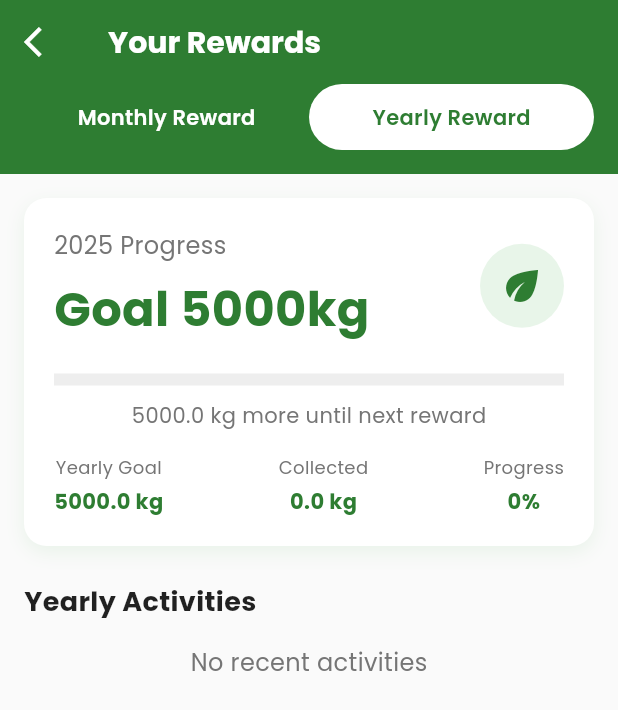
After one commit to mystery012728/_WasteWisePro, a Flutter app: the RewardsPage screen opened directly, after a tap on "Yearly Reward", on a phone screen of 412 x 824 dp. The commit adds this screen. Shown: the top 710 px of the screen. Run offline on Flutter 3.47's test engine with Material 3 defaults, Android fonts, the phone set to English and light mode, and no system bars; drawn by our look-alikes of flutter_animate; our stand-ins replace awesome_notifications, cached_network_image, cloud_firestore, firebase_auth, firebase_core, firebase_storage and 18 more; missing offline and left inert: mobile_scanner, razorpay_flutter, workmanager; accounts and stored records are empty; statements that could not run were skipped.

Commit message:
Reward option and Reward page added and QR scanner Updated.

```diff
--- a/lib/Features/App/home/QR.dart
+++ b/lib/Features/App/home/QR.dart
@@ -877,8 +877,7 @@ class _ResultPageState extends State<ResultPage> {
 
                     // Commercial waste section
                     if (specialDayData['commercial_waste'] != null &&
-                        (specialDayData['commercial_waste'] as List)
-                            != null &&
+                        (specialDayData['commercial_waste'] as List) != null &&
                         (specialDayData['commercial_waste'] as List)
                             .isNotEmpty) ...[
                       SizedBox(height: 16),
@@ -1221,6 +1220,25 @@ class _QRScannerPageState extends State<QRScannerPage> {
     super.initState();
     cameraController = MobileScannerController();
     _initPreferences();
+    // Add listener for scanning status changes
+    WidgetsBinding.instance.addPostFrameCallback((_) {
+      _checkScanningStatus();
+    });
+  }
+
+  Future<void> _checkScanningStatus() async {
+    final prefs = await SharedPreferences.getInstance();
+    final scanningEnabled = prefs.getBool(SCANNING_ENABLED_KEY) ?? true;
+
+    if (mounted && scanningEnabled != isScanningEnabled) {
+      setState(() {
+        isScanningEnabled = scanningEnabled;
+      });
+      // Reset scanning state when returning to scanner
+      if (scanningEnabled) {
+        await prefs.setBool(SCANNING_ENABLED_KEY, true);
+      }
+    }
   }
 
   Future<void> _initPreferences() async {
@@ -1322,9 +1340,9 @@ class _QRScannerPageState extends State<QRScannerPage> {
                           color: Colors.white,
                         ),
                         onPressed: () async {
+                          await cameraController.toggleTorch();
                           setState(() {
                             isFlashOn = !isFlashOn;
-                            cameraController.toggleTorch();
                           });
                           await prefs.setBool(FLASH_STATE_KEY, isFlashOn);
                         },
@@ -1533,15 +1551,4 @@ class _QRScannerPageState extends State<QRScannerPage> {
       ),
     );
   }
-
-  Future<void> _checkScanningStatus() async {
-    final prefs = await SharedPreferences.getInstance();
-    final scanningEnabled = prefs.getBool(SCANNING_ENABLED_KEY) ?? true;
-
-    if (mounted && scanningEnabled != isScanningEnabled) {
-      setState(() {
-        isScanningEnabled = scanningEnabled;
-      });
-    }
-  }
 }
--- a/lib/Features/App/profile/profilmain.dart
+++ b/lib/Features/App/profile/profilmain.dart
@@ -13,6 +13,7 @@ import 'package:flutter_animate/flutter_animate.dart';
 import 'package:google_fonts/google_fonts.dart';
 import 'package:shared_preferences/shared_preferences.dart';
 import 'package:flutternew/Features/App/profile/awareness_videos.dart';
+import 'package:flutternew/Features/App/profile/rewards.dart';
 
 class profile extends StatefulWidget {
   const profile({Key? key}) : super(key: key);
@@ -640,6 +641,19 @@ class _ProfilePageState extends State<profile>
             ),
             _buildDivider(),
             _buildProfileOption(
+              icon: Icons.stars,
+              title: 'Your Rewards',
+              onTap: () {
+                Navigator.push(
+                  context,
+                  MaterialPageRoute(
+                    builder: (context) => const RewardsPage(),
+                  ),
+                );
+              },
+            ),
+            _buildDivider(),
+            _buildProfileOption(
               icon: Icons.notifications,
               title: 'Notification Preferences',
               onTap: () {
--- /dev/null
+++ b/lib/Features/App/profile/rewards.dart
@@ -0,0 +1,518 @@
+import 'package:cloud_firestore/cloud_firestore.dart';
+import 'package:flutter/material.dart';
+import 'package:google_fonts/google_fonts.dart';
+import 'package:flutter_animate/flutter_animate.dart';
+import 'package:intl/intl.dart';
+import 'package:firebase_auth/firebase_auth.dart';
+
+class RewardsPage extends StatefulWidget {
+  const RewardsPage({Key? key}) : super(key: key);
+
+  @override
+  _RewardsPageState createState() => _RewardsPageState();
+}
+
+class _RewardsPageState extends State<RewardsPage> {
+  final Color primaryColor = const Color(0xFF2E7D32);
+  final double monthlyGoal = 500.0; // Monthly goal in kg
+  final double yearlyGoal = 5000.0; // Yearly goal in kg
+
+  double totalWasteCollected = 0.0;
+  List<Map<String, dynamic>> recentActivities = [];
+  bool isLoading = true;
+  String currentMonth = '';
+  String currentYear = '';
+  bool isMonthlyView = true; // Track which view is selected
+
+  @override
+  void initState() {
+    super.initState();
+    final now = DateTime.now();
+    currentMonth = DateFormat('MMMM').format(now);
+    currentYear = DateFormat('yyyy').format(now);
+    _loadData();
+  }
+
+  Future<void> _loadData() async {
+    setState(() {
+      isLoading = true;
+    });
+
+    if (isMonthlyView) {
+      await _loadMonthlyData();
+    } else {
+      await _loadYearlyData();
+    }
+  }
+
+  Future<void> _loadMonthlyData() async {
+    final now = DateTime.now();
+    final startDate = DateTime(now.year, now.month, 1);
+    final endDate = DateTime(now.year, now.month + 1, 0);
+    await _fetchPickupData(startDate, endDate);
+  }
+
+  Future<void> _loadYearlyData() async {
+    final now = DateTime.now();
+    final startDate = DateTime(now.year, 1, 1);
+    final endDate = DateTime(now.year, 12, 31);
+    await _fetchPickupData(startDate, endDate);
+  }
+
+  Future<void> _fetchPickupData(DateTime startDate, DateTime endDate) async {
+    final userId = FirebaseAuth.instance.currentUser?.uid;
+
+    try {
+      // Fetch successful pickups (both subscription and special day)
+      final successfulPickupsQuery = await FirebaseFirestore.instance
+          .collection('successful_pickups')
+          .where('customer_id', isEqualTo: userId)
+          .where('pickup_date', isGreaterThanOrEqualTo: startDate)
+          .where('pickup_date', isLessThanOrEqualTo: endDate)
+          .orderBy('pickup_date', descending: true)
+          .get();
+
+      double total = 0.0;
+      List<Map<String, dynamic>> activities = [];
+
+      // Process all successful pickups
+      for (var doc in successfulPickupsQuery.docs) {
+        final data = doc.data();
+        double pickupWeight = 0.0;
+
+        // Calculate total weight from waste_weights map
+        if (data['waste_weights'] != null) {
+          final wasteWeights = data['waste_weights'] as Map<String, dynamic>;
+          wasteWeights.forEach((type, weight) {
+            if (weight is num) {
+              pickupWeight += weight.toDouble();
+            }
+          });
+        }
+
+        // Add household waste weights
+        if (data['household_waste_weights'] != null) {
+          final householdWeights = data['household_waste_weights'] as Map<String, dynamic>;
+          householdWeights.forEach((type, weight) {
+            if (weight is num) {
+              pickupWeight += weight.toDouble();
+            }
+          });
+        }
+
+        // Add commercial waste weights
+        if (data['commercial_waste_weights'] != null) {
+          final commercialWeights = data['commercial_waste_weights'] as Map<String, dynamic>;
+          commercialWeights.forEach((type, weight) {
+            if (weight is num) {
+              pickupWeight += weight.toDouble();
+            }
+          });
+        }
+
+        // Add scrap weights
+        if (data['scrap_weights'] != null) {
+          final scrapWeights = data['scrap_weights'] as Map<String, dynamic>;
+          scrapWeights.forEach((type, weight) {
+            if (weight is num) {
+              pickupWeight += weight.toDouble();
+            }
+          });
+        }
+
+        total += pickupWeight;
+
+        // Determine pickup type and icon
+        IconData activityIcon;
+        String activityTitle;
+
+        if (data['type'] == 'special_day') {
+          activityIcon = Icons.local_florist;
+          activityTitle = 'Special Day Collection';
+        } else {
+          activityIcon = Icons.delete_outline;
+          activityTitle = 'Monthly Subscription Pickup';
+        }
+
+        // Format date for display
+        DateTime pickupDate;
+        if (data['pickup_date'] is Timestamp) {
+          pickupDate = (data['pickup_date'] as Timestamp).toDate();
+        } else {
+          pickupDate = DateTime.now(); // Fallback
+        }
+
+        activities.add({
+          'icon': activityIcon,
+          'title': activityTitle,
+          'points': '+${pickupWeight.toStringAsFixed(1)} kg',
+          'date': _formatDate(pickupDate),
+          'raw_date': pickupDate, // For sorting
+        });
+      }
+
+      // Sort activities by date (newest first)
+      activities.sort((a, b) => b['raw_date'].compareTo(a['raw_date']));
+
+      setState(() {
+        totalWasteCollected = total;
+        recentActivities = activities;
+        isLoading = false;
+      });
+    } catch (e) {
+      print('Error loading pickup data: $e');
+      setState(() {
+        isLoading = false;
+      });
+    }
+  }
+
+  String _formatDate(DateTime date) {
+    final now = DateTime.now();
+    final difference = now.difference(date);
+
+    if (difference.inDays == 0) {
+      return 'Today';
+    } else if (difference.inDays == 1) {
+      return 'Yesterday';
+    } else if (difference.inDays < 7) {
+      return '${difference.inDays} days ago';
+    } else if (difference.inDays < 30) {
+      return '${(difference.inDays / 7).floor()} weeks ago';
+    } else {
+      return DateFormat('MMM d').format(date);
+    }
+  }
+
+  @override
+  Widget build(BuildContext context) {
+    return Scaffold(
+      backgroundColor: Colors.grey[50],
+      appBar: AppBar(
+        elevation: 0,
+        backgroundColor: primaryColor,
+        leading: IconButton(
+          icon: Icon(Icons.arrow_back_ios, color: Colors.white)
+              .animate()
+              .fade()
+              .scale(delay: 200.ms),
+          onPressed: () => Navigator.of(context).pop(),
+        ),
+        title: Text(
+          'Your Rewards',
+          style: GoogleFonts.poppins(
+            color: Colors.white,
+            fontWeight: FontWeight.bold,
+            fontSize: 20,
+          ),
+        ),
+      ),
+      body: Column(
+        children: [
+          _buildToggleBar(),
+          Expanded(
+            child: isLoading
+                ? Center(child: CircularProgressIndicator(color: primaryColor))
+                : SingleChildScrollView(
+              child: Padding(
+                padding: const EdgeInsets.all(16.0),
+                child: Column(
+                  crossAxisAlignment: CrossAxisAlignment.start,
+                  children: [
+                    _buildRewardsSummary(),
+                    const SizedBox(height: 24),
+                    _buildRecentActivities(),
+                  ].animate(interval: 200.ms).fadeIn().slideY(begin: 0.2, end: 0),
+                ),
+              ),
+            ),
+          ),
+        ],
+      ),
+    );
+  }
+
+  Widget _buildToggleBar() {
+    return Container(
+      color: primaryColor,
+      padding: const EdgeInsets.only(left: 16, right: 16, bottom: 16),
+      child: Container(
+        decoration: BoxDecoration(
+          color: Colors.green.shade800,
+          borderRadius: BorderRadius.circular(30),
+        ),
+        child: Row(
+          children: [
+            Expanded(
+              child: GestureDetector(
+                onTap: () {
+                  if (!isMonthlyView) {
+                    setState(() {
+                      isMonthlyView = true;
+                    });
+                    _loadData();
+                  }
+                },
+                child: Container(
+                  padding: const EdgeInsets.symmetric(vertical: 12),
+                  decoration: BoxDecoration(
+                    color: isMonthlyView ? Colors.white : Colors.transparent,
+                    borderRadius: BorderRadius.circular(30),
+                  ),
+                  child: Center(
+                    child: Text(
+                      'Monthly Reward',
+                      style: GoogleFonts.poppins(
+                        color: isMonthlyView ? primaryColor : Colors.white,
+                        fontWeight: FontWeight.w600,
+                      ),
+                    ),
+                  ),
+                ),
+              ),
+            ),
+            Expanded(
+              child: GestureDetector(
+                onTap: () {
+                  if (isMonthlyView) {
+                    setState(() {
+                      isMonthlyView = false;
+                    });
+                    _loadData();
+                  }
+                },
+                child: Container(
+                  padding: const EdgeInsets.symmetric(vertical: 12),
+                  decoration: BoxDecoration(
+                    color: !isMonthlyView ? Colors.white : Colors.transparent,
+                    borderRadius: BorderRadius.circular(30),
+                  ),
+                  child: Center(
+                    child: Text(
+                      'Yearly Reward',
+                      style: GoogleFonts.poppins(
+                        color: !isMonthlyView ? primaryColor : Colors.white,
+                        fontWeight: FontWeight.w600,
+                      ),
+                    ),
+                  ),
+                ),
+              ),
+            ),
+          ],
+        ),
+      ),
+    );
+  }
+
+  Widget _buildRewardsSummary() {
+    final goal = isMonthlyView ? monthlyGoal : yearlyGoal;
+    final period = isMonthlyView ? currentMonth : currentYear;
+    final periodType = isMonthlyView ? 'Monthly' : 'Yearly';
+
+    return Container(
+      padding: const EdgeInsets.all(20),
+      decoration: BoxDecoration(
+        color: Colors.white,
+        borderRadius: BorderRadius.circular(15),
+        boxShadow: [
+          BoxShadow(
+            color: Colors.green.withOpacity(0.1),
+            blurRadius: 10,
+            offset: const Offset(0, 4),
+          ),
+        ],
+      ),
+      child: Column(
+        children: [
+          Row(
+            mainAxisAlignment: MainAxisAlignment.spaceBetween,
+            children: [
+              Column(
+                crossAxisAlignment: CrossAxisAlignment.start,
+                children: [
+                  Text(
+                    '$period Progress',
+                    style: GoogleFonts.poppins(
+                      fontSize: 16,
+                      color: Colors.grey[600],
+                    ),
+                  ),
+                  const SizedBox(height: 8),
+                  Text(
+                    'Goal ${goal.toInt()}kg',
+                    style: GoogleFonts.poppins(
+                      fontSize: 32,
+                      fontWeight: FontWeight.bold,
+                      color: primaryColor,
+                    ),
+                  ),
+                ],
+              ),
+              Container(
+                padding: const EdgeInsets.all(12),
+                decoration: BoxDecoration(
+                  color: Colors.green[50],
+                  shape: BoxShape.circle,
+                ),
+                child: Icon(
+                  Icons.eco,
+                  color: primaryColor,
+                  size: 32,
+                ),
+              ),
+            ],
+          ),
+          const SizedBox(height: 20),
+          LinearProgressIndicator(
+            value: totalWasteCollected / goal,
+            backgroundColor: Colors.grey[200],
+            valueColor: AlwaysStoppedAnimation<Color>(primaryColor),
+            minHeight: 8,
+          ),
+          const SizedBox(height: 10),
+          Text(
+            '${(goal - totalWasteCollected).toStringAsFixed(1)} kg more until next reward',
+            style: GoogleFonts.poppins(
+              fontSize: 14,
+              color: Colors.grey[600],
+            ),
+          ),
+          const SizedBox(height: 16),
+          Row(
+            mainAxisAlignment: MainAxisAlignment.spaceBetween,
+            children: [
+              _buildWasteStat('$periodType Goal', '$goal kg'),
+              _buildWasteStat('Collected', '${totalWasteCollected.toStringAsFixed(1)} kg'),
+              _buildWasteStat('Progress', '${((totalWasteCollected/goal)*100).toStringAsFixed(0)}%'),
+            ],
+          ),
+        ],
+      ),
+    );
+  }
+
+  Widget _buildWasteStat(String label, String value) {
+    return Column(
+      children: [
+        Text(
+          label,
+          style: GoogleFonts.poppins(
+            fontSize: 12,
+            color: Colors.grey[600],
+          ),
+        ),
+        const SizedBox(height: 4),
+        Text(
+          value,
+          style: GoogleFonts.poppins(
+            fontSize: 14,
+            fontWeight: FontWeight.bold,
+            color: primaryColor,
+          ),
+        ),
+      ],
+    );
+  }
+
+  Widget _buildRecentActivities() {
+    final periodType = isMonthlyView ? 'Monthly' : 'Yearly';
+
+    return Column(
+      crossAxisAlignment: CrossAxisAlignment.start,
+      children: [
+        Text(
+          '$periodType Activities',
+          style: GoogleFonts.poppins(
+            fontSize: 18,
+            fontWeight: FontWeight.bold,
+            color: Colors.black87,
+          ),
+        ),
+        const SizedBox(height: 16),
+        if (recentActivities.isEmpty)
+          Center(
+            child: Text(
+              'No recent activities',
+              style: GoogleFonts.poppins(
+                color: Colors.grey[600],
+                fontSize: 16,
+              ),
+            ),
+          )
+        else
+          ...recentActivities.map((activity) =>
+              _buildActivityItem(
+                icon: activity['icon'],
+                title: activity['title'],
+                points: activity['points'],
+                date: activity['date'],
+              ),
+          ),
+      ],
+    );
+  }
+
+  Widget _buildActivityItem({
+    required IconData icon,
+    required String title,
+    required String points,
+    required String date,
+  }) {
+    return Container(
+      margin: const EdgeInsets.only(bottom: 12),
+      padding: const EdgeInsets.all(16),
+      decoration: BoxDecoration(
+        color: Colors.white,
+        borderRadius: BorderRadius.circular(12),
+        boxShadow: [
+          BoxShadow(
+            color: Colors.black.withOpacity(0.05),
+            blurRadius: 5,
+            offset: const Offset(0, 2),
+          ),
+        ],
+      ),
+      child: Row(
+        children: [
+          Container(
+            padding: const EdgeInsets.all(8),
+            decoration: BoxDecoration(
+              color: Colors.green[50],
+              borderRadius: BorderRadius.circular(8),
+            ),
+            child: Icon(icon, color: primaryColor),
+          ),
+          const SizedBox(width: 16),
+          Expanded(
+            child: Column(
+              crossAxisAlignment: CrossAxisAlignment.start,
+              children: [
+                Text(
+                  title,
+                  style: GoogleFonts.poppins(
+                    fontWeight: FontWeight.w500,
+                  ),
+                ),
+                Text(
+                  date,
+                  style: GoogleFonts.poppins(
+                    color: Colors.grey[600],
+                    fontSize: 12,
+                  ),
+                ),
+              ],
+            ),
+          ),
+          Text(
+            points,
+            style: GoogleFonts.poppins(
+              color: primaryColor,
+              fontWeight: FontWeight.bold,
+            ),
+          ),
+        ],
+      ),
+    );
+  }
+}
```
